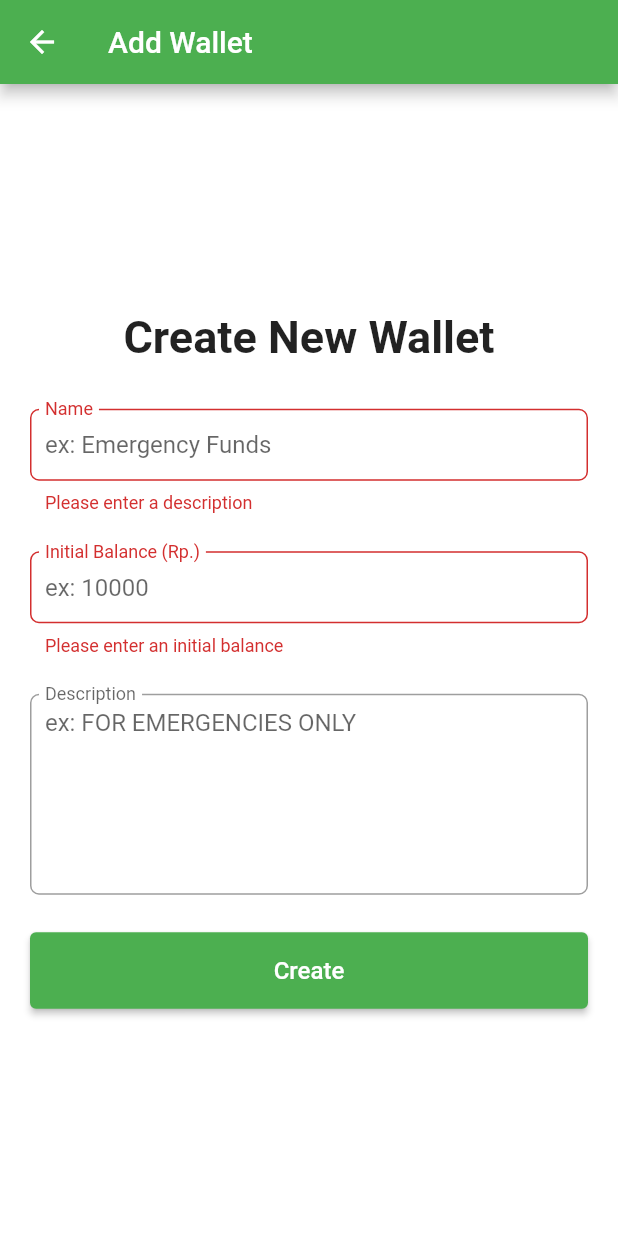
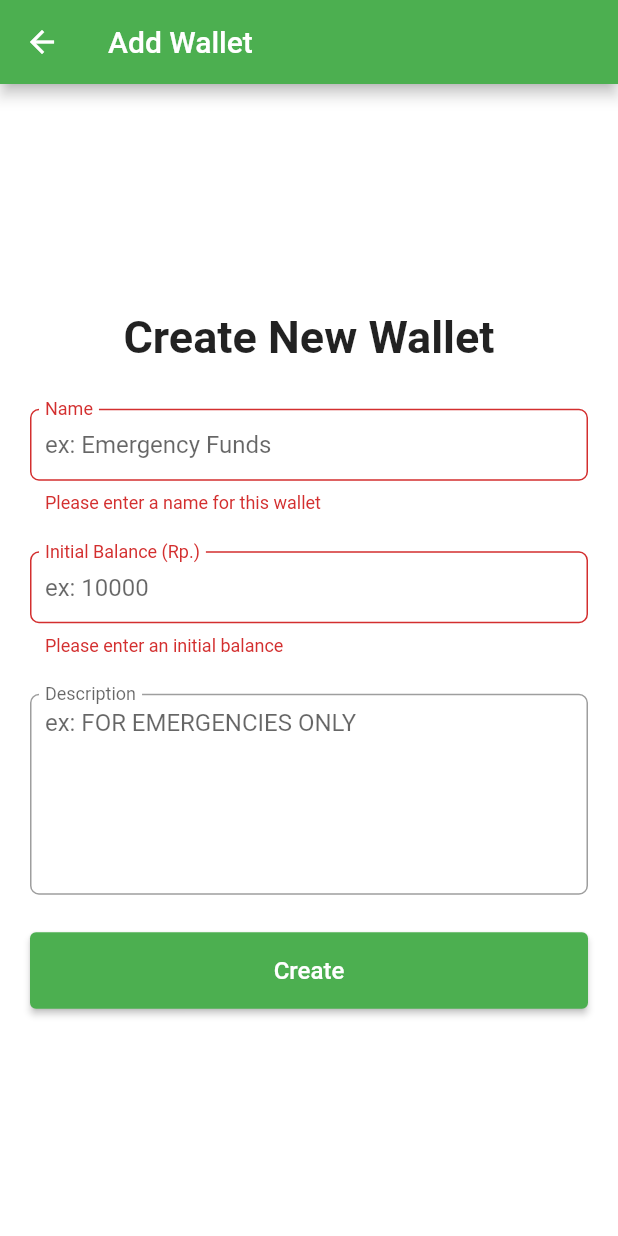
Before and after one commit to duitku-pbp/duitku-flutter, a Flutter app: the CreateWalletPage screen opened by its route, after a tap on "Create", on a phone screen of 412 x 824 dp. Run offline on Flutter 3.47's test engine with Material 2 defaults, Android fonts, the phone set to English and light mode, and no system bars; our stand-ins replace cookie_jar, dartz, get_it, shared_preferences; accounts and stored records are empty; network calls fail.

Commit message:
feat: implement create wallet logic

```diff
--- a/lib/wallet/pages/create_transaction_page.dart
+++ b/lib/wallet/pages/create_transaction_page.dart
@@ -64,13 +64,14 @@ class _CreateTransactionPageState extends State<CreateTransactionPage> {
                 ? (walletProv?.createTransactionState
                         as CreateTransactionFailureState)
                     .message
-                : "Inital state";
+                : "An error occured";
         final snackBar = SnackBar(
           content: Text(message),
           duration: const Duration(seconds: 3),
         );
 
         if (mounted) {
+          ScaffoldMessenger.of(context).hideCurrentSnackBar();
           ScaffoldMessenger.of(context).showSnackBar(snackBar);
         }
       }
--- a/lib/wallet/pages/create_wallet_page.dart
+++ b/lib/wallet/pages/create_wallet_page.dart
@@ -1,5 +1,7 @@
 import 'package:duitku/wallet/messages/create_wallet_request.dart';
+import 'package:duitku/wallet/pages/wallet_home_page.dart';
 import 'package:duitku/wallet/providers/wallet_provider.dart';
+import 'package:duitku/wallet/states/create_wallet_state.dart';
 import 'package:flutter/material.dart';
 import 'package:provider/provider.dart';
 
@@ -34,6 +36,32 @@ class _CreateWalletPageState extends State<CreateWalletPage> {
         initialBalance: _initialBalance!,
         description: _description ?? "",
       );
+
+      await _walletProv?.createWallet(body: body);
+
+      if (_walletProv?.createWalletState is CreateWalletOkState) {
+        _walletProv?.resetStates();
+
+        if (mounted) {
+          Navigator.of(context).pushReplacementNamed(WalletHomePage.routeName);
+        }
+      } else {
+        final message =
+            _walletProv?.createWalletState is CreateWalletFailureState
+                ? (_walletProv?.createWalletState as CreateWalletFailureState)
+                    .message
+                : "An error occured";
+
+        final snackBar = SnackBar(
+          content: Text(message),
+          duration: const Duration(seconds: 3),
+        );
+
+        if (mounted) {
+          ScaffoldMessenger.of(context).hideCurrentSnackBar();
+          ScaffoldMessenger.of(context).showSnackBar(snackBar);
+        }
+      }
     }
   }
 
@@ -90,8 +118,8 @@ class _CreateWalletPageState extends State<CreateWalletPage> {
                                   });
                                 },
                                 validator: (val) {
-                                  if (val == null || val.isEmpty) {
-                                    return "Please enter a description";
+                                  if (val == null || val.trim().isEmpty) {
+                                    return "Please enter a name for this wallet";
                                   }
                                   return null;
                                 },
```
